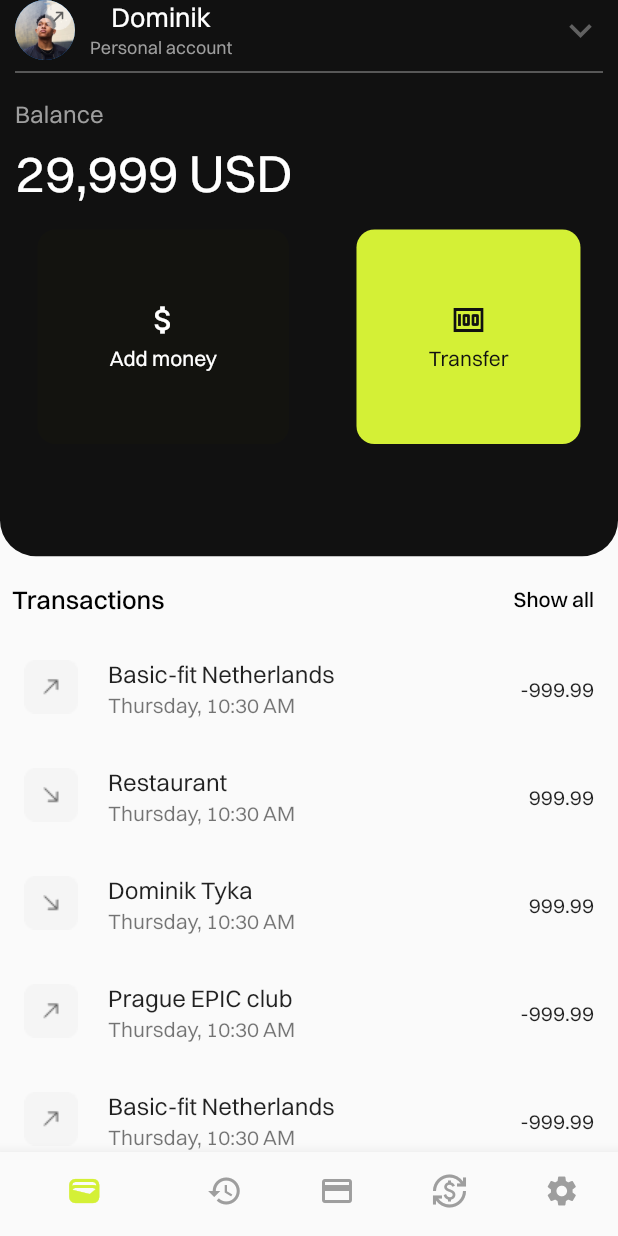
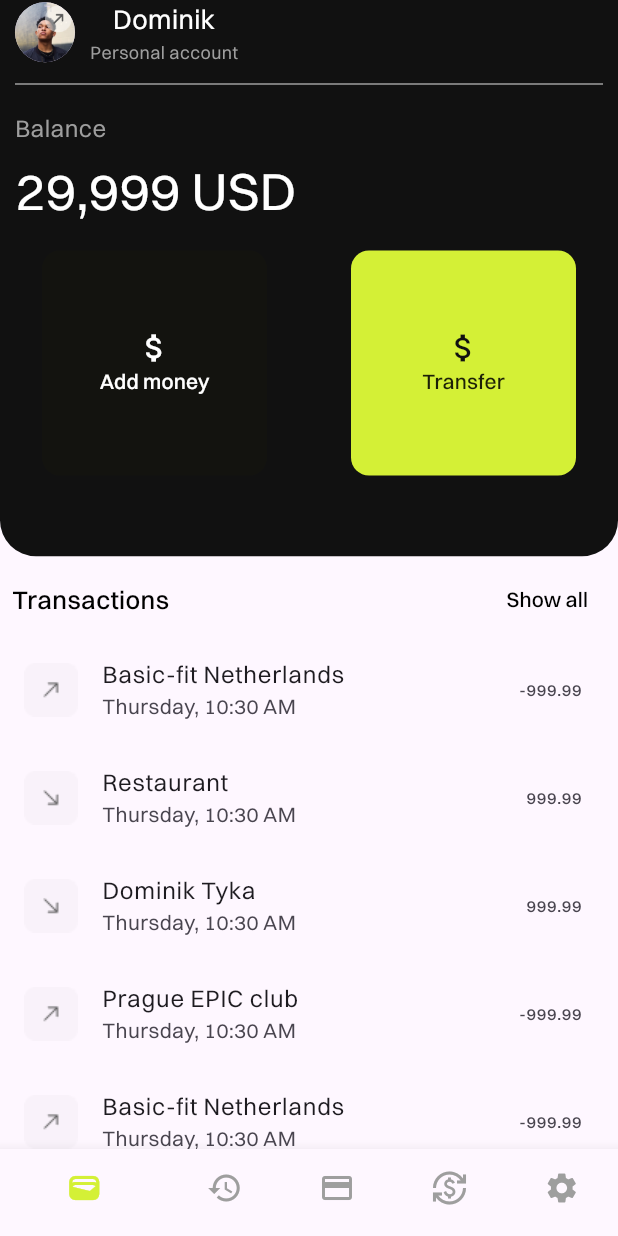
Before and after one commit to browsfer/Bankito, a Flutter app: the screen it shows after launch, on a phone screen of 412 x 824 dp. Run offline on Flutter 3.47's test engine with Material 2 defaults, Android fonts, the light colour scheme and no system bars; our stand-ins replace cloud_firestore, firebase_auth, firebase_core, fluttertoast, intro_slider, loading_animation_widget and 2 more; missing offline and left inert: dart:ffi; accounts and stored records are empty; generated files the repository leaves out were written again.

Commit message:
Upgraded to Flutter 3.1, made custom button and custom dropdown button + a litte styling

```diff
--- a/lib/buttons/custom_button.dart
+++ b/lib/buttons/custom_button.dart
@@ -1,38 +1,68 @@
-import 'package:bankito/theme/colors.dart';
 import 'package:flutter/material.dart';
 
 class CustomButton extends StatelessWidget {
-  final Function()? onTap;
-  final String title;
-  final bool isLime;
-  const CustomButton({
-    super.key,
-    required this.title,
-    required this.onTap,
-    required this.isLime,
-  });
+  final VoidCallback? onPressed;
+  final String? text;
+  final Widget? child;
+  final Color? color;
+  final double? width;
+  final double? height;
+  final Color? textColor;
+  final List<Color>? gradient;
+  final BorderSide? borderSide;
+  final double? radius;
+  final double? textSize;
+  final bool isLoading;
+  final BorderRadius? borderRadius;
+  final Color? splashColor;
+  final EdgeInsets? padding;
+  const CustomButton(
+      {Key? key,
+      this.onPressed,
+      this.textColor,
+      this.text,
+      this.color,
+      this.child,
+      this.width = double.infinity,
+      this.height,
+      this.gradient = const [Colors.transparent, Colors.transparent],
+      this.borderSide,
+      this.radius = 50,
+      this.borderRadius,
+      this.isLoading = false,
+      this.textSize,
+      this.splashColor,
+      this.padding})
+      : super(key: key);
 
   @override
   Widget build(BuildContext context) {
-    return GestureDetector(
-      onTap: onTap,
-      child: Container(
-        padding: const EdgeInsets.symmetric(
-          horizontal: 60,
-          vertical: 30,
-        ),
-        decoration: BoxDecoration(
-          color: isLime ? CustomColors.secondColor : Colors.grey[200],
-          borderRadius: BorderRadius.circular(50),
-        ),
-        child: Text(
-          title,
-          style: const TextStyle(
-            fontSize: 16,
-            color: Colors.black,
-            fontWeight: FontWeight.w600,
+    return IgnorePointer(
+      ignoring: isLoading ? true : false,
+      child: SizedBox(
+        height: height ?? 60,
+        width: width,
+        child: AnimatedContainer(
+          duration: const Duration(milliseconds: 650),
+          decoration: BoxDecoration(
+              borderRadius: borderRadius ?? BorderRadius.circular(radius!),
+              gradient: LinearGradient(colors: gradient!)),
+          child: MaterialButton(
+            padding: padding,
+            splashColor: splashColor,
+            elevation: 0,
+            onPressed: onPressed,
+            color: color,
+            shape: OutlineInputBorder(
+                borderRadius: borderRadius ?? BorderRadius.circular(radius!),
+                borderSide: borderSide ?? BorderSide.none),
+            child: child ??
+                Text(text!,
+                    style: TextStyle(
+                        color: textColor ?? Colors.white,
+                        fontSize: textSize ?? 17,
+                        fontWeight: FontWeight.w600)),
           ),
-          textAlign: TextAlign.center,
         ),
       ),
     );
--- a/lib/pages/home_page.dart
+++ b/lib/home/home_page.dart
@@ -1,9 +1,9 @@
 // ignore_for_file: sort_child_properties_last
 
+import 'package:bankito/buttons/custom_button.dart';
 import 'package:bankito/navigation/tabs_provider.dart';
 import 'package:bankito/user_transactions_section/transactions_provider.dart';
 import 'package:bankito/theme/colors.dart';
-import 'package:bankito/buttons/dropdown_button.dart';
 import 'package:firebase_auth/firebase_auth.dart';
 import 'package:flutter/material.dart';
 import 'package:provider/provider.dart';
@@ -48,19 +48,19 @@ class _HomePageState extends State<HomePage> {
             padding: const EdgeInsets.only(left: 10, right: 10),
             child: Column(
               children: [
-                Row(
+                const Row(
                   mainAxisAlignment: MainAxisAlignment.start,
                   children: [
                     // User profile picture
-                    const CircleAvatar(
+                    CircleAvatar(
                       backgroundImage: AssetImage(
                         'assets/images/profile_avatar.png',
                       ),
                     ),
-                    const SizedBox(width: 10),
+                    SizedBox(width: 10),
                     // User name and account info
                     Column(
-                      children: const [
+                      children: [
                         Text(
                           'Dominik',
                           style: TextStyle(
@@ -74,12 +74,9 @@ class _HomePageState extends State<HomePage> {
                         ),
                       ],
                     ),
-                    const Spacer(),
-
-                    // Menu
-                    const MyDropDownButton(),
                   ],
                 ),
+                const SizedBox(height: 5),
                 const Divider(color: Colors.grey),
                 const SizedBox(height: 10),
                 // Balance
@@ -107,54 +104,46 @@ class _HomePageState extends State<HomePage> {
                 Row(
                   mainAxisAlignment: MainAxisAlignment.spaceEvenly,
                   children: [
-                    InkWell(
-                      onTap: selectAddMoney,
-                      child: Container(
-                        padding: const EdgeInsets.all(48),
-                        decoration: BoxDecoration(
-                          color: const Color.fromARGB(34, 34, 34, 1),
-                          borderRadius: BorderRadius.circular(12),
-                        ),
-                        child: Column(
+                    CustomButton(
+                      onPressed: selectAddMoney,
+                      splashColor: CustomColors.secondColor,
+                      borderRadius: BorderRadius.circular(12),
+                      color: const Color.fromARGB(34, 34, 34, 1),
+                      child: const Column(
                           mainAxisAlignment: MainAxisAlignment.center,
-                          children: const [
+                          children: [
                             Icon(
                               Icons.attach_money,
                               color: Colors.white,
                             ),
-                            SizedBox(height: 5),
                             Text(
                               'Add money',
-                              style: TextStyle(color: Colors.white),
-                            ),
-                          ],
-                        ),
+                              style: TextStyle(
+                                color: Colors.white,
+                              ),
+                            )
+                          ]),
+                      textColor: Colors.white,
+                      height: 150,
+                      width: 150,
+                    ),
+                    const SizedBox(width: 20),
+                    CustomButton(
+                      onPressed: selectTransfer,
+                      borderRadius: BorderRadius.circular(12),
+                      color: CustomColors.secondColor,
+                      child: const Column(
+                        mainAxisAlignment: MainAxisAlignment.center,
+                        children: [
+                          Icon(
+                            Icons.attach_money,
+                            color: CustomColors.mainColor,
+                          ),
+                          Text('Transfer')
+                        ],
                       ),
-                    ),
-                    const SizedBox(width: 15),
-                    InkWell(
-                      onTap: selectTransfer,
-                      child: Container(
-                        padding: const EdgeInsets.all(48),
-                        decoration: BoxDecoration(
-                          color: CustomColors.secondColor,
-                          borderRadius: BorderRadius.circular(12),
-                        ),
-                        child: Column(
-                          mainAxisAlignment: MainAxisAlignment.center,
-                          children: const [
-                            Icon(
-                              Icons.money_outlined,
-                              color: CustomColors.mainColor,
-                            ),
-                            SizedBox(height: 5),
-                            Text(
-                              'Transfer',
-                              style: TextStyle(color: CustomColors.mainColor),
-                            ),
-                          ],
-                        ),
-                      ),
+                      height: 150,
+                      width: 150,
                     ),
                   ],
                 ),
--- a/lib/main.dart
+++ b/lib/main.dart
@@ -1,5 +1,3 @@
-import 'package:bankito/onboarding/onboarding_screen.dart';
-import 'package:bankito/user_card_section/cards_page.dart';
 import 'package:bankito/navigation/tabs_provider.dart';
 import 'package:bankito/navigation/tabs_screen.dart';
 import 'package:bankito/user_card_section/user_cards_provider.dart';
@@ -10,7 +8,7 @@ import 'package:firebase_core/firebase_core.dart';
 import 'package:flutter/material.dart';
 import 'package:flutter/services.dart';
 import 'package:provider/provider.dart';
-import 'pages/home_page.dart';
+import 'home/home_page.dart';
 import 'firebase_options.dart';
 
 void main() async {
@@ -45,6 +43,7 @@ class MyApp extends StatelessWidget {
       ],
       child: MaterialApp(
         theme: ThemeData(
+          useMaterial3: true,
           fontFamily: 'Switzer',
         ),
         debugShowCheckedModeBanner: false,
--- a/lib/navigation/tabs_provider.dart
+++ b/lib/navigation/tabs_provider.dart
@@ -1,5 +1,5 @@
 import 'package:bankito/user_card_section/cards_page.dart';
-import 'package:bankito/pages/home_page.dart';
+import 'package:bankito/home/home_page.dart';
 import 'package:bankito/user_transactions_section/transaction_history_page.dart';
 import 'package:bankito/theme/colors.dart';
 import 'package:flutter/material.dart';
--- a/lib/user_card_section/user_card_widget.dart
+++ b/lib/user_card_section/user_card_widget.dart
@@ -36,7 +36,6 @@ class UserCard extends StatelessWidget {
                     scale: 1.5,
                   ),
                 ),
-                const SizedBox(height: 10),
                 Align(
                   alignment: Alignment.centerLeft,
                   child: Text(
@@ -110,9 +109,7 @@ class UserCard extends StatelessWidget {
             ),
           ),
         ),
-        const SizedBox(
-          height: 20,
-        ),
+        const SizedBox(height: 25),
       ],
     );
   }
--- a/pubspec.yaml
+++ b/pubspec.yaml
@@ -19,7 +19,7 @@ publish_to: 'none' # Remove this line if you wish to publish to pub.dev
 version: 1.0.0+1
 
 environment:
-  sdk: '>=2.19.6 <3.0.0'
+  sdk: '>=2.19.6 <3.10.0'
 
 # Dependencies specify other packages that your package needs in order to work.
 # To automatically upgrade your package dependencies to the latest versions
```
Also changed, not shown: lib/authentication/auth_form.dart (+8 -4 lines), lib/buttons/dropdown_button.dart (+52 -22 lines), lib/onboarding/onboarding_screen.dart (+17 -8 lines), lib/user_card_section/add_card.dart (+25 -13 lines), lib/user_card_section/cards_page.dart (+9 -7 lines), pubspec.lock, 1 other file.
